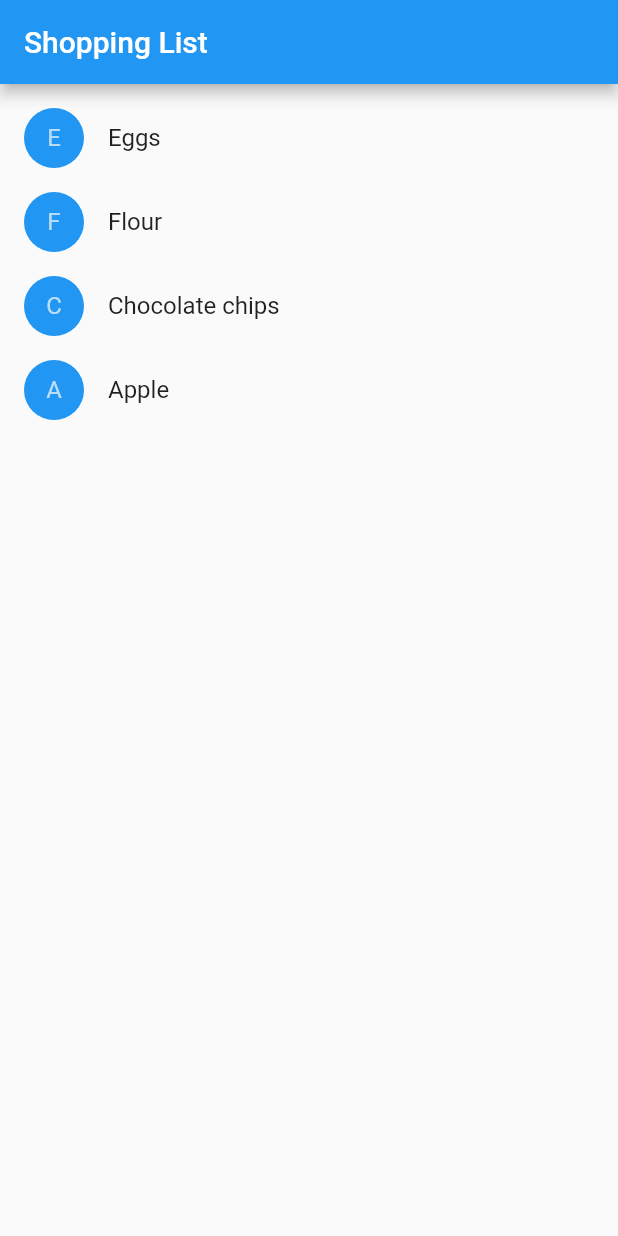
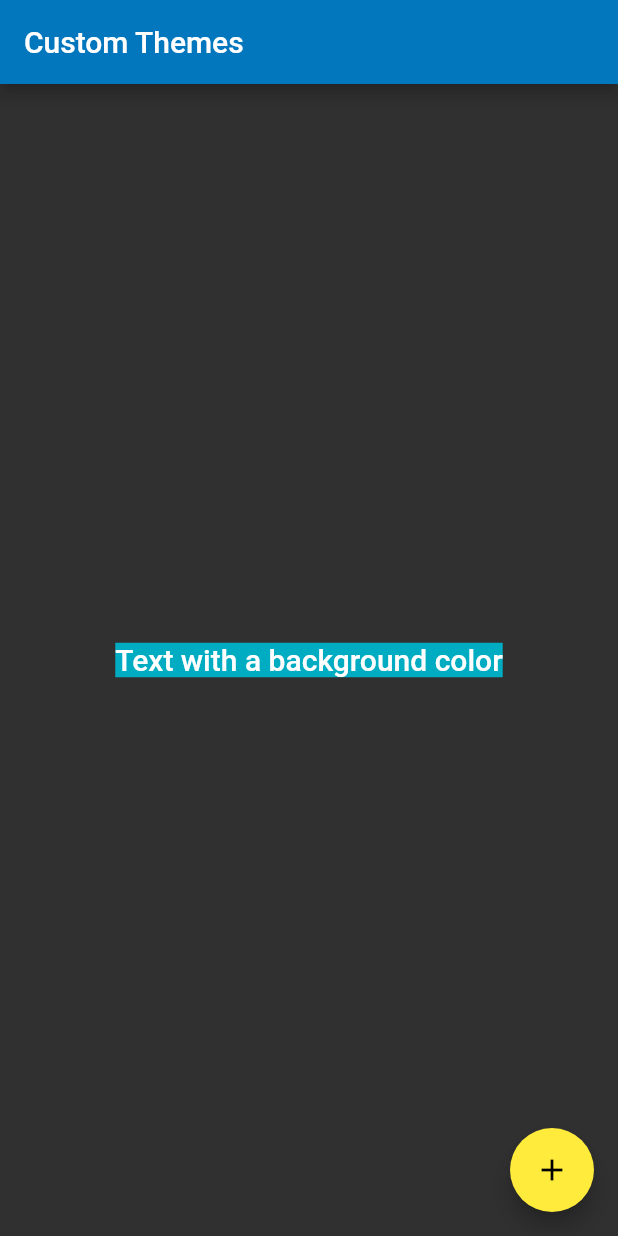
Before and after one commit to OneForCheng/flutter-basic-demo, a Flutter app: the screen it shows after launch, on a phone screen of 412 x 824 dp. Run offline on Flutter 3.47's test engine with Material 2 defaults, Android fonts, the phone set to English and light mode, and no system bars.

Commit message:
forcheng - use theme

```diff
--- a/lib/main.dart
+++ b/lib/main.dart
@@ -1,99 +1,57 @@
+import 'package:flutter/foundation.dart';
 import 'package:flutter/material.dart';
 
 void main() {
-  runApp(new MaterialApp(
-    title: 'Shopping App',
-    home: new ShoppingList(
-      products: <Product>[
-        new Product(name: 'Eggs'),
-        new Product(name: 'Flour'),
-        new Product(name: 'Chocolate chips'),
-        new Product(name: 'Apple'),
-      ],
-    ),
-  ));
+  runApp(new MyApp());
 }
 
-class Product {
-  const Product({this.name});
-  final String name;
-}
-
-typedef void CartChangedCallback(Product product, bool inCart);
-
-class ShoppingListItem extends StatelessWidget {
-  ShoppingListItem({Product product, this.inCart, this.onCartChanged})
-      : product = product,
-        super(key: new ObjectKey(product));
-
-  final Product product;
-  final bool inCart;
-  final CartChangedCallback onCartChanged;
-
-  Color _getColor(BuildContext context) {
-    return inCart ? Colors.black54 : Theme.of(context).primaryColor;
-  }
-
-  TextStyle _getTextStyle(BuildContext context) {
-    if (!inCart) return null;
-
-    return new TextStyle(
-      color: Colors.black54,
-      decoration: TextDecoration.lineThrough,
-    );
-  }
-
+class MyApp extends StatelessWidget {
   @override
   Widget build(BuildContext context) {
-    return new ListTile(
-      onTap: () {
-        onCartChanged(product, !inCart);
-      },
-      leading: new CircleAvatar(
-        backgroundColor: _getColor(context),
-        child: new Text(product.name[0]),
+    final appName = 'Custom Themes';
+
+    return new MaterialApp(
+      title: appName,
+      theme: new ThemeData(
+        brightness: Brightness.dark,
+        primaryColor: Colors.lightBlue[800],
+        accentColor: Colors.cyan[600],
       ),
-      title: new Text(product.name, style: _getTextStyle(context)),
+      home: new MyHomePage(
+        title: appName,
+      ),
     );
   }
 }
 
-class ShoppingList extends StatefulWidget {
-  ShoppingList({Key key, this.products}) : super(key: key);
+class MyHomePage extends StatelessWidget {
+  final String title;
 
-  final List<Product> products;
-
-  @override
-  _ShoppingListState createState() => new _ShoppingListState();
-}
-
-class _ShoppingListState extends State<ShoppingList> {
-  Set<Product> _shoppingCart = new Set<Product>();
-
-  void _handleCartChanged(Product product, bool inCart) {
-    setState(() {
-      if (inCart)
-        _shoppingCart.add(product);
-      else
-        _shoppingCart.remove(product);
-    });
-  }
+  MyHomePage({Key key, @required this.title}) : super(key: key);
 
   @override
   Widget build(BuildContext context) {
     return new Scaffold(
       appBar: new AppBar(
-        title: new Text('Shopping List'),
+        title: new Text(title),
       ),
-      body: new ListView(
-        padding: new EdgeInsets.symmetric(vertical: 8.0),
-        children: widget.products.map((Product product) {
-          return new ShoppingListItem(
-            product: product,
-            inCart: _shoppingCart.contains(product),
-            onCartChanged: _handleCartChanged,
-          );
-        }).toList(),
+      body: new Center(
+        child: new Container(
+          color: Theme.of(context).accentColor,
+          child: new Text(
+            'Text with a background color',
+            style: Theme.of(context).textTheme.title,
+          ),
+        ),
+      ),
+      floatingActionButton: new Theme(
+        data: new ThemeData(
+          accentColor: Colors.yellow,
+        ),
+        child: new FloatingActionButton(
+          onPressed: null,
+          child: new Icon(Icons.add),
+        ),
       ),
     );
   }
```
